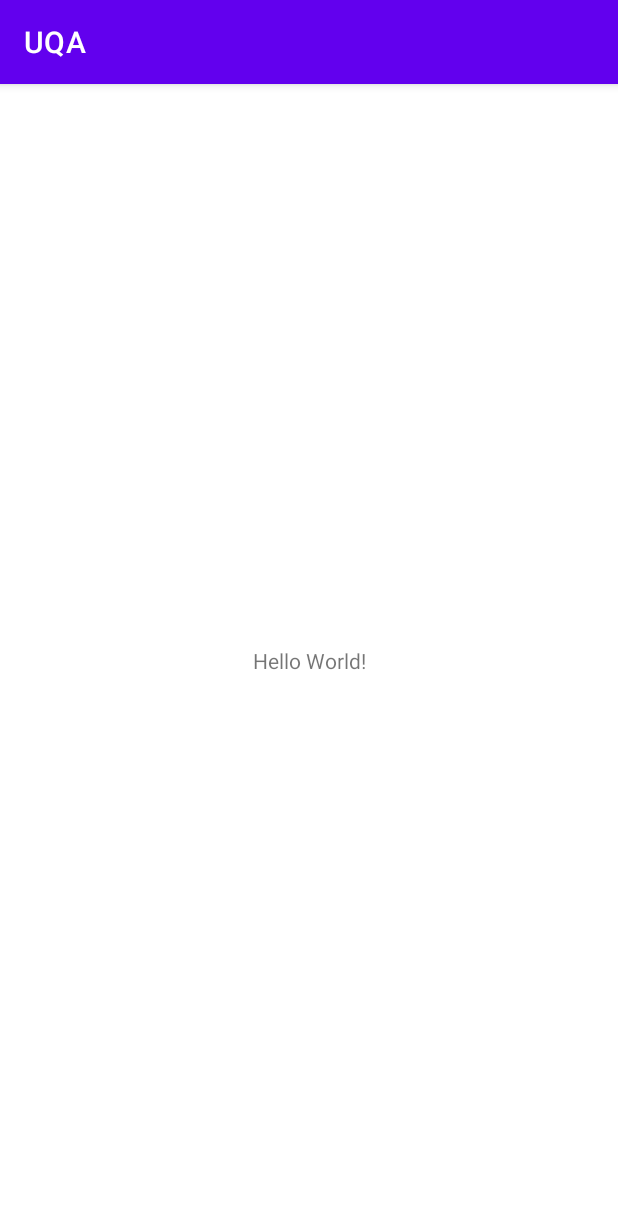
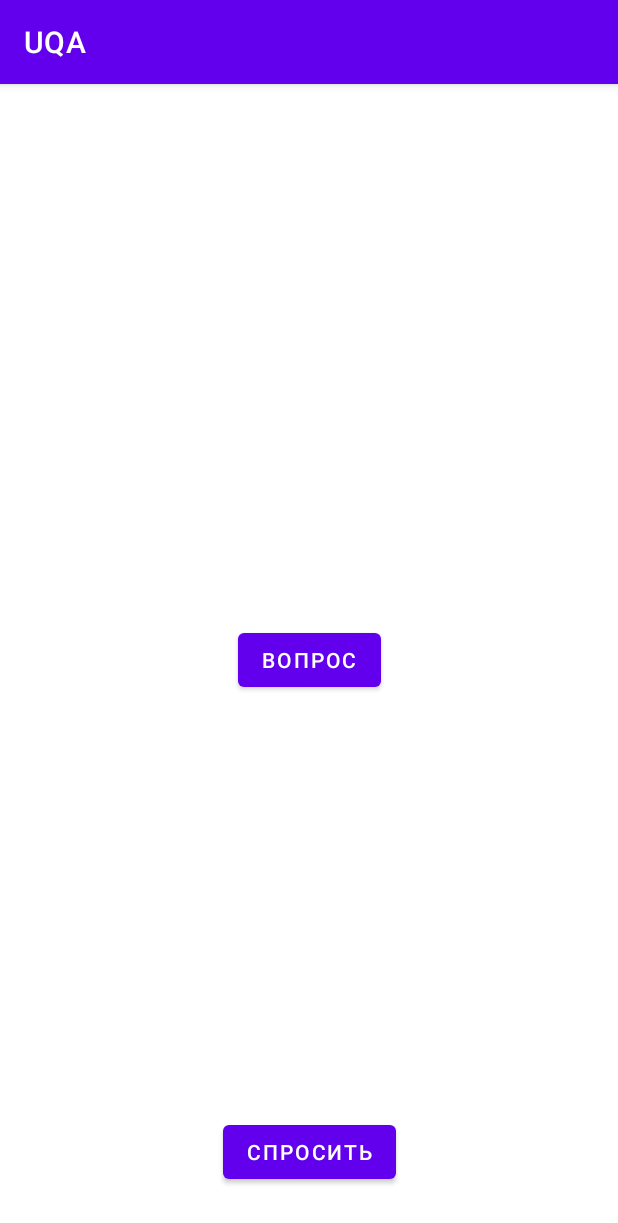
Before and after one commit to SultanSarygulov/UniversityQuestionApp, an Android app: the screen it shows after launch (MainActivity), on a phone screen of 412 x 824 dp. Shown: the top 1223 px of the screen. Run offline under Robolectric (Android 15) with nearby library versions, the phone set to English and light mode, and no system bars.

Commit message:
Created navgraph and connected fragments

```diff
--- a/app/src/main/java/com/example/uqa/presentation/HomeFragment.kt
+++ b/app/src/main/java/com/example/uqa/presentation/HomeFragment.kt
@@ -5,17 +5,32 @@ import androidx.fragment.app.Fragment
 import android.view.LayoutInflater
 import android.view.View
 import android.view.ViewGroup
+import androidx.navigation.fragment.findNavController
 import com.example.uqa.R
+import com.example.uqa.databinding.FragmentHomeBinding
 
 
 class HomeFragment : Fragment() {
 
+    private lateinit var binding: FragmentHomeBinding
 
     override fun onCreateView(
         inflater: LayoutInflater, container: ViewGroup?,
         savedInstanceState: Bundle?
     ): View? {
-        // Inflate the layout for this fragment
-        return inflater.inflate(R.layout.fragment_home, container, false)
+        binding = FragmentHomeBinding.inflate(inflater, container, false)
+        return binding.root
+    }
+
+    override fun onViewCreated(view: View, savedInstanceState: Bundle?) {
+        super.onViewCreated(view, savedInstanceState)
+
+        binding.questionButton.setOnClickListener {
+            findNavController().navigate(R.id.action_homeFragment_to_questionFragment)
+        }
+
+        binding.askButton.setOnClickListener {
+            findNavController().navigate(R.id.action_homeFragment_to_askQuestionFragment)
+        }
     }
 }
--- a/app/src/main/java/com/example/uqa/presentation/MainActivity.kt
+++ b/app/src/main/java/com/example/uqa/presentation/MainActivity.kt
@@ -2,11 +2,30 @@ package com.example.uqa.presentation
 
 import androidx.appcompat.app.AppCompatActivity
 import android.os.Bundle
+import androidx.navigation.NavController
+import androidx.navigation.findNavController
+import androidx.navigation.fragment.NavHostFragment
 import com.example.uqa.R
+import com.example.uqa.databinding.ActivityMainBinding
 
 class MainActivity : AppCompatActivity() {
+
+    private lateinit var binding: ActivityMainBinding
+    private lateinit var navController: NavController
+
     override fun onCreate(savedInstanceState: Bundle?) {
         super.onCreate(savedInstanceState)
-        setContentView(R.layout.activity_main)
+        binding = ActivityMainBinding.inflate(layoutInflater)
+        setContentView(binding.root)
+
+        // Set NavController
+        val navHostFragment =
+            supportFragmentManager.findFragmentById(R.id.fragmentContainer) as NavHostFragment
+        navController =navHostFragment.navController
+    }
+
+    override fun onSupportNavigateUp(): Boolean {
+        val navController = this.findNavController(R.id.fragmentContainer)
+        return navController.navigateUp()
     }
 }
--- a/app/src/main/res/layout/activity_main.xml
+++ b/app/src/main/res/layout/activity_main.xml
@@ -6,13 +6,21 @@
     android:layout_height="match_parent"
     tools:context=".presentation.MainActivity">
 
-    <TextView
-        android:layout_width="wrap_content"
-        android:layout_height="wrap_content"
-        android:text="Hello World!"
+    <androidx.fragment.app.FragmentContainerView
+        android:id="@+id/fragmentContainer"
+        android:name="androidx.navigation.fragment.NavHostFragment"
+        android:layout_width="0dp"
+        android:layout_height="0dp"
+        app:defaultNavHost="true"
         app:layout_constraintBottom_toBottomOf="parent"
         app:layout_constraintEnd_toEndOf="parent"
+        app:layout_constraintHorizontal_bias="0.5"
         app:layout_constraintStart_toStartOf="parent"
-        app:layout_constraintTop_toTopOf="parent" />
+        app:layout_constraintTop_toTopOf="parent"
+        app:navGraph="@navigation/navgraph" />
+
+
+
+
 
 </androidx.constraintlayout.widget.ConstraintLayout>
--- a/app/src/main/res/layout/fragment_home.xml
+++ b/app/src/main/res/layout/fragment_home.xml
@@ -1,14 +1,31 @@
 <?xml version="1.0" encoding="utf-8"?>
-<FrameLayout xmlns:android="http://schemas.android.com/apk/res/android"
+<androidx.constraintlayout.widget.ConstraintLayout xmlns:android="http://schemas.android.com/apk/res/android"
+    xmlns:app="http://schemas.android.com/apk/res-auto"
     xmlns:tools="http://schemas.android.com/tools"
     android:layout_width="match_parent"
     android:layout_height="match_parent"
     tools:context=".presentation.HomeFragment">
 
-    <!-- TODO: Update blank fragment layout -->
-    <TextView
-        android:layout_width="match_parent"
-        android:layout_height="match_parent"
-        android:text="@string/hello_blank_fragment" />
+    <Button
+        android:id="@+id/questionButton"
+        android:layout_width="wrap_content"
+        android:layout_height="wrap_content"
+        android:text="Вопрос"
+        app:layout_constraintBottom_toBottomOf="parent"
+        app:layout_constraintEnd_toEndOf="parent"
+        app:layout_constraintHorizontal_bias="0.5"
+        app:layout_constraintStart_toStartOf="parent"
+        app:layout_constraintTop_toTopOf="parent" />
 
-</FrameLayout>
+    <Button
+        android:id="@+id/askButton"
+        android:layout_width="wrap_content"
+        android:layout_height="wrap_content"
+        android:layout_marginBottom="32dp"
+        android:text="Спросить"
+        app:layout_constraintBottom_toBottomOf="parent"
+        app:layout_constraintEnd_toEndOf="parent"
+        app:layout_constraintHorizontal_bias="0.5"
+        app:layout_constraintStart_toStartOf="parent" />
+
+</androidx.constraintlayout.widget.ConstraintLayout>
--- a/app/src/main/res/navigation/navgraph.xml
+++ b/app/src/main/res/navigation/navgraph.xml
@@ -1,6 +1,30 @@
 <?xml version="1.0" encoding="utf-8"?>
 <navigation xmlns:android="http://schemas.android.com/apk/res/android"
     xmlns:app="http://schemas.android.com/apk/res-auto"
-    android:id="@+id/navgraph">
+    xmlns:tools="http://schemas.android.com/tools"
+    android:id="@+id/navgraph"
+    app:startDestination="@id/homeFragment">
 
+    <fragment
+        android:id="@+id/homeFragment"
+        android:name="com.example.uqa.presentation.HomeFragment"
+        android:label="fragment_home"
+        tools:layout="@layout/fragment_home" >
+        <action
+            android:id="@+id/action_homeFragment_to_questionFragment"
+            app:destination="@id/questionFragment" />
+        <action
+            android:id="@+id/action_homeFragment_to_askQuestionFragment"
+            app:destination="@id/askQuestionFragment" />
+    </fragment>
+    <fragment
+        android:id="@+id/questionFragment"
+        android:name="com.example.uqa.presentation.QuestionFragment"
+        android:label="fragment_question"
+        tools:layout="@layout/fragment_question" />
+    <fragment
+        android:id="@+id/askQuestionFragment"
+        android:name="com.example.uqa.presentation.AskQuestionFragment"
+        android:label="fragment_ask_question"
+        tools:layout="@layout/fragment_ask_question" />
 </navigation>
```
Also changed, not shown: app/build.gradle (+5 -3 lines), app/src/main/java/com/example/uqa/presentation/AskQuestionFragment.kt (added, +24 -0 lines), app/src/main/java/com/example/uqa/presentation/QuestionFragment.kt (added, +24 -0 lines), app/src/main/res/layout/fragment_ask_question.xml (added, +16 -0 lines), app/src/main/res/layout/fragment_question.xml (added, +16 -0 lines).
